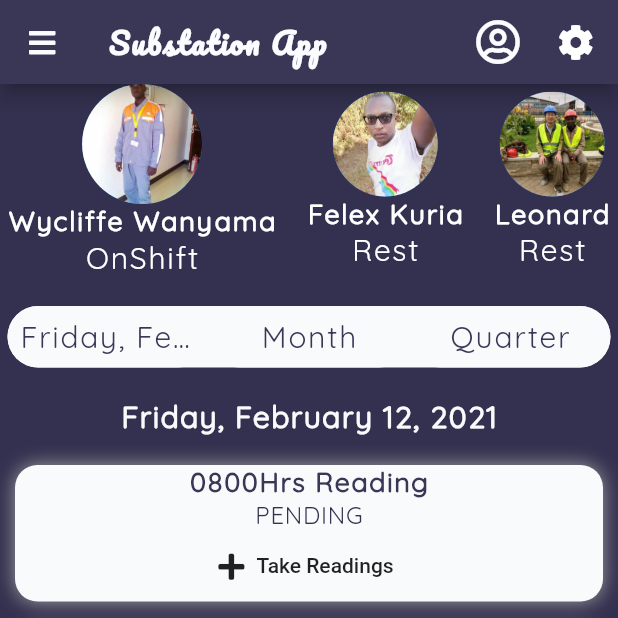
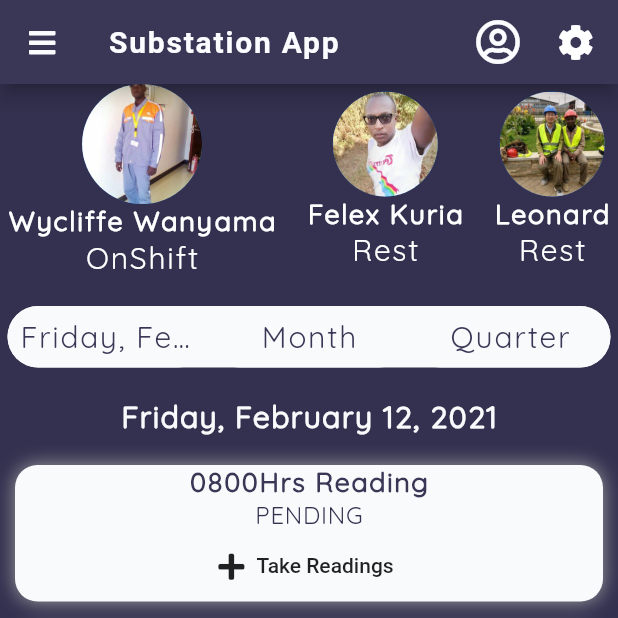
Before and after one commit to felexkuria/substation, a Flutter app: the screen it shows after launch, after a tap on "Continue With Google", on a phone screen of 412 x 824 dp, the top half of it. Run offline on Flutter 3.47's test engine with Material 2 defaults, Android fonts, the phone set to English and light mode, and no system bars; our stand-ins replace firebase_auth, firebase_core, fluttertoast, font_awesome_flutter, google_fonts, google_sign_in and 1 more; accounts and stored records are empty.

Commit message:
finished bugs Now working

```diff
--- a/lib/models/readings.dart
+++ b/lib/models/readings.dart
@@ -2,35 +2,12 @@ class Readings {
   double activePower;
   double activePower1;
   double reactivePower1;
-  String name;
+  // String name;
   double reactivePower;
   double activePowerCode1 = 660.0;
   double activePowerCode2 = 1980.0;
   double result;
-  Readings({this.name, this.activePower, this.reactivePower});
-  List<Readings> readings = [
-    Readings(
-      name: 'N1',
-    ),
-    Readings(
-      name: 'N2',
-    ),
-    Readings(
-      name: 'N3',
-    ),
-    Readings(
-      name: 'N6',
-    ),
-    Readings(
-      name: 'N8',
-    ),
-    Readings(
-      name: 'N9',
-    ),
-    Readings(
-      name: 'N10',
-    ),
-  ];
+  Readings({this.activePower, this.reactivePower});
 
   String getActivePower({double activePower, double activePower1}) {
     result = ((activePower - activePower1) * activePowerCode1);
--- a/lib/screens/dashboard.dart
+++ b/lib/screens/dashboard.dart
@@ -80,8 +80,8 @@ class _DashBoardState extends State<DashBoard> {
           elevation: 5.0,
           title: Text(
             'Substation App',
-            //style,
-            style: GoogleFonts.pacifico(
+            //style,R
+            style: TextStyle(
               color: Color(0xFFFBFCFF),
               //fontFamily: 'Pacifico',
               fontSize: 20.0,
--- a/lib/screens/homescreen.dart
+++ b/lib/screens/homescreen.dart
@@ -366,17 +366,19 @@ class _HomeScreenState extends State<HomeScreen> {
                         padding: EdgeInsets.all(16.0),
                         color: Colors.white,
                         onPressed: () {
-                          Navigator.pushNamed(context, 'loading');
-                          signInWithGoogle().whenComplete(() {
-                            Navigator.of(context).push(
-                              MaterialPageRoute(
-                                builder: (context) {
-                                  // return null;
-                                  return DashBoard();
-                                },
-                              ),
-                            );
-                          });
+                          Navigator.pushNamed(context, '/dashboard');
+                          // signInWithGoogle().whenComplete(() {
+                          //   Navigator.of(context).push(
+                          //     MaterialPageRoute(
+                          //       builder: (context) {
+                          //         // return null;
+                          //         return DashBoard();
+                          //       },
+                          //     ),
+                          //   ); Navigator.pushNamed(context, '/dashboard');
+                          // });
+
+                          // Navigator.pushNamed(context, 'loading');
                         },
                         child: Row(
                           children: [
--- a/lib/screens/loading.dart
+++ b/lib/screens/loading.dart
@@ -17,6 +17,7 @@ class _LoadingState extends State<Loading> {
     // print('object in Init State');
     // worldTime.getTime();
     //loadLogin();
+    Navigator.pushNamed(context, '/dashboard');
   }
 
   @override
--- a/lib/screens/reading_screen.dart
+++ b/lib/screens/reading_screen.dart
@@ -3,7 +3,6 @@ import 'package:rflutter_alert/rflutter_alert.dart';
 import 'package:substation/constants/constant.dart';
 import 'package:substation/models/readings.dart';
 import 'package:substation/screens/worker.dart';
-import 'package:substation/widgets/custom_text_field.dart';
 import 'package:substation/widgets/reading_card.dart';
 
 final GlobalKey<FormState> _formKey = GlobalKey<FormState>();
```
